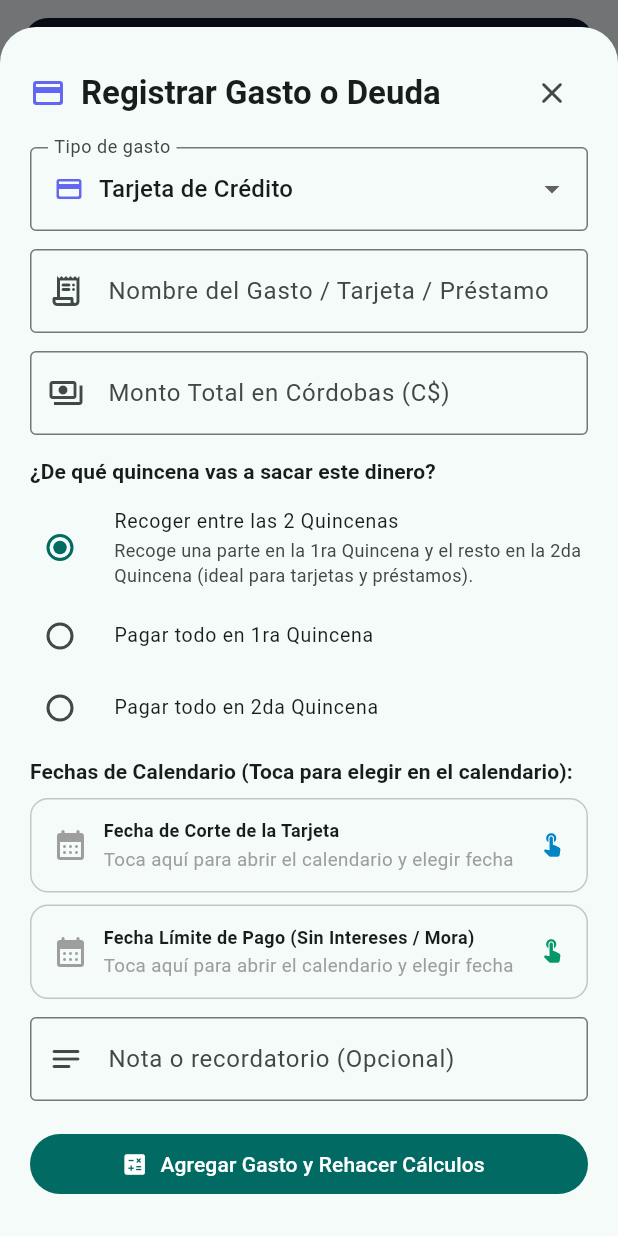
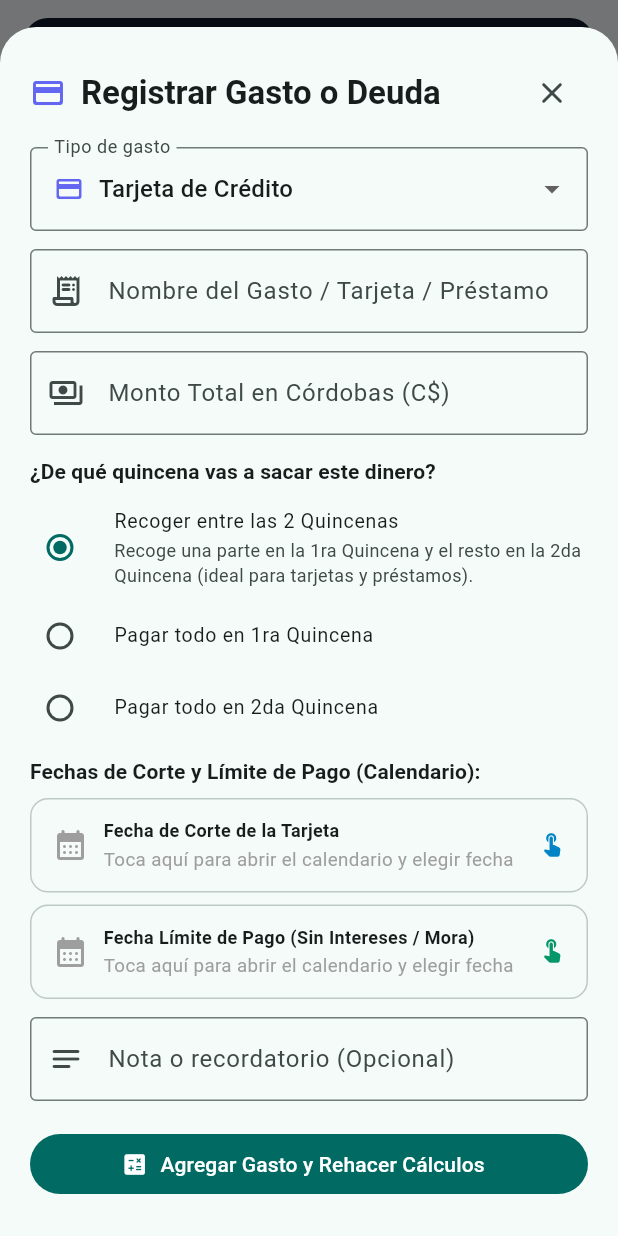
Before and after one commit to darwing3398/COFIPER, a Flutter app: the _ExpensesAndSplitTab widget shown alone on an empty page, opened directly with empty values, after a tap on "+ Nuevo Gasto", on a phone screen of 412 x 824 dp. Run offline on Flutter 3.47's test engine with Material 3 defaults, Android fonts, the phone set to English and light mode, and no system bars; our stand-ins replace shared_preferences; missing offline and left inert: dart:js_interop; accounts and stored records are empty.

Commit message:
Restrict due date alerts strictly to credit cards and loans; treat other expense dates as payment record

```diff
--- a/lib/models/financial_models.dart
+++ b/lib/models/financial_models.dart
@@ -447,6 +447,10 @@ class ExpenseItem {
   double get progress =>
       totalAmount <= 0 ? 1.0 : (collectedTotal / totalAmount).clamp(0.0, 1.0);
 
+  bool get isCreditCardOrLoan =>
+      category == ExpenseCategory.creditCard ||
+      category == ExpenseCategory.loan;
+
   bool get isFullyPaid =>
       (q1Allocation <= 0.01 || q1Collected) &&
       (q2Allocation <= 0.01 || q2Collected);
@@ -474,8 +478,10 @@ class ExpenseItem {
     return cutoffDay != null ? (cutoffDay! - currentDay) : null;
   }
 
-  /// Devuelve un aviso claro de corte o fecha límite de pago si el gasto aún no está pagado al 100%.
+  /// Devuelve un aviso claro de corte o fecha límite de pago EXCLUSIVAMENTE para Tarjetas y Préstamos.
+  /// En gastos como comida, alquiler o servicios, la fecha es solo un registro de cuándo se pagó y no genera alerta de vencimiento.
   String? buildPaymentAlertMessage(int currentDay) {
+    if (!isCreditCardOrLoan) return null;
     if (isFullyPaid) return null;
     if (dueDay == null &&
         cutoffDay == null &&
--- a/lib/screens/home_shell.dart
+++ b/lib/screens/home_shell.dart
@@ -1280,7 +1280,16 @@ class _ExpensesAndSplitTab extends StatelessWidget {
                   exp.title,
                   style: const TextStyle(fontWeight: FontWeight.bold),
                 ),
-                subtitle: Text('${exp.category.label} • ${exp.splitMode.label}'),
+                subtitle: Text(
+                  [
+                    exp.category.label,
+                    exp.splitMode.label,
+                    if (exp.formattedDueDate != null)
+                      exp.isCreditCardOrLoan
+                          ? 'Fecha límite: ${exp.formattedDueDate}'
+                          : 'Pagado el: ${exp.formattedDueDate}',
+                  ].join(' • '),
+                ),
                 trailing: Row(
                   mainAxisSize: MainAxisSize.min,
                   children: [
@@ -1391,10 +1400,13 @@ class _InteractiveSplitExpenseCard extends StatelessWidget {
                       Text(
                         [
                           expense.category.label,
-                          if (expense.formattedCutoffDate != null)
+                          if (expense.isCreditCardOrLoan &&
+                              expense.formattedCutoffDate != null)
                             'Corte: ${expense.formattedCutoffDate}',
                           if (expense.formattedDueDate != null)
-                            'Pago: ${expense.formattedDueDate}',
+                            expense.isCreditCardOrLoan
+                                ? 'Fecha límite: ${expense.formattedDueDate}'
+                                : 'Pagado el: ${expense.formattedDueDate}',
                         ].join(' • '),
                         style: TextStyle(
                           fontSize: 12,
--- a/lib/widgets/entry_modals.dart
+++ b/lib/widgets/entry_modals.dart
@@ -500,7 +500,9 @@ Future<void> showExpenseFormModal(
                   ),
                   const SizedBox(height: 8),
                   Text(
-                    'Fechas de Calendario (Toca para elegir en el calendario):',
+                    isDebtOrCard
+                        ? 'Fechas de Corte y Límite de Pago (Calendario):'
+                        : 'Fecha en que se hizo este pago (Solo registro, sin vencimiento):',
                     style: Theme.of(ctx).textTheme.titleSmall?.copyWith(
                           fontWeight: FontWeight.w600,
                         ),
@@ -536,7 +538,7 @@ Future<void> showExpenseFormModal(
                   _CalendarDateSelectorTile(
                     label: isDebtOrCard
                         ? 'Fecha Límite de Pago (Sin Intereses / Mora)'
-                        : 'Fecha de Pago en Calendario (Opcional)',
+                        : 'Fecha en que se realizó el pago (Registro)',
                     selectedDate: selectedDueDate,
                     icon: Icons.event_available_rounded,
                     accentColor: const Color(0xFF059669),
@@ -546,7 +548,9 @@ Future<void> showExpenseFormModal(
                         initialDate: selectedDueDate ?? DateTime.now(),
                         firstDate: DateTime(DateTime.now().year - 1, 1, 1),
                         lastDate: DateTime(DateTime.now().year + 5, 12, 31),
-                        helpText: 'SELECCIONA LA FECHA LÍMITE DE PAGO',
+                        helpText: isDebtOrCard
+                            ? 'SELECCIONA LA FECHA LÍMITE DE PAGO'
+                            : 'SELECCIONA LA FECHA EN QUE SE HIZO EL PAGO',
                         cancelText: 'Cancelar',
                         confirmText: 'Aceptar',
                       );
```
